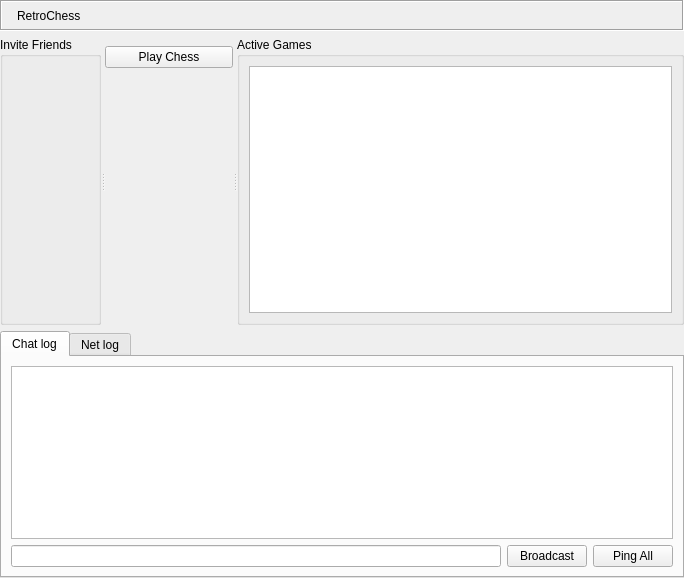
chozabu/RetroChess, file gui/NEMainpage.ui: the form before one commit.
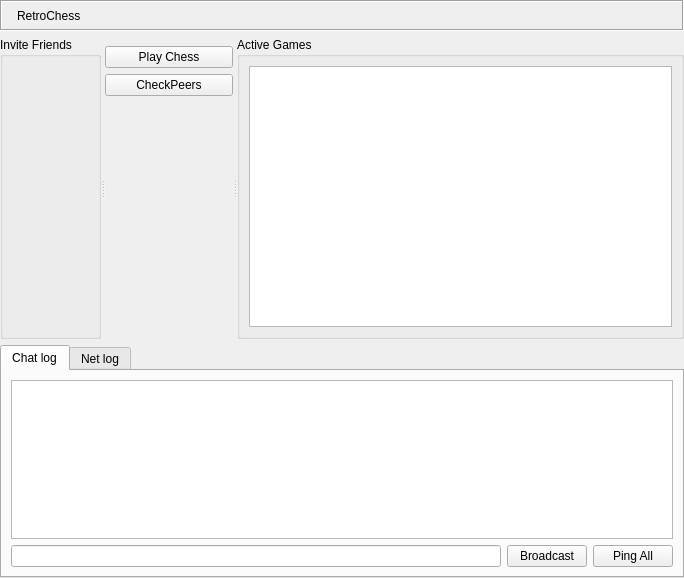
The form after the commit. Icons and pictures are not drawn. Custom widgets are drawn as their Qt base class.

Commit message: Button to filter chatwidget to only people who have chess installed. TODO, tidy, make automatic, not button, handle groups.

```diff
--- a/gui/NEMainpage.ui
+++ b/gui/NEMainpage.ui
@@ -48,6 +48,13 @@
          </property>
         </widget>
        </item>
+       <item>
+        <widget class="QPushButton" name="filterPeersButton">
+         <property name="text">
+          <string>CheckPeers</string>
+         </property>
+        </widget>
+       </item>
        <item>
         <spacer name="verticalSpacer">
          <property name="orientation">
```
Left out of the diff: 22 changed lines with no effect on the pictures. The commit also changes 2 other files.
